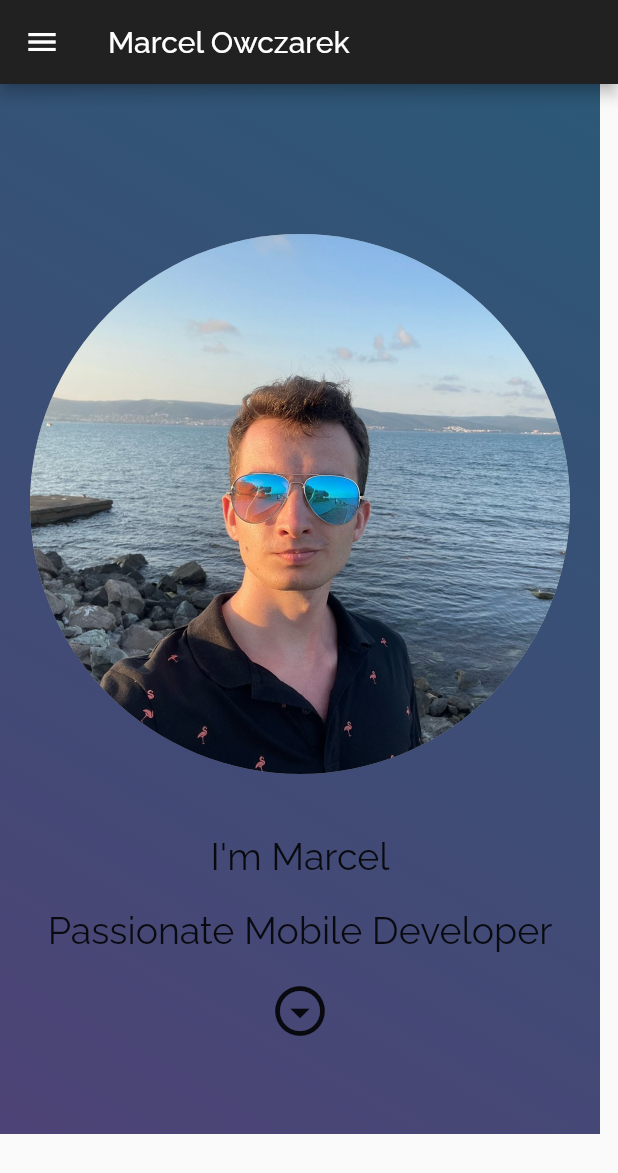
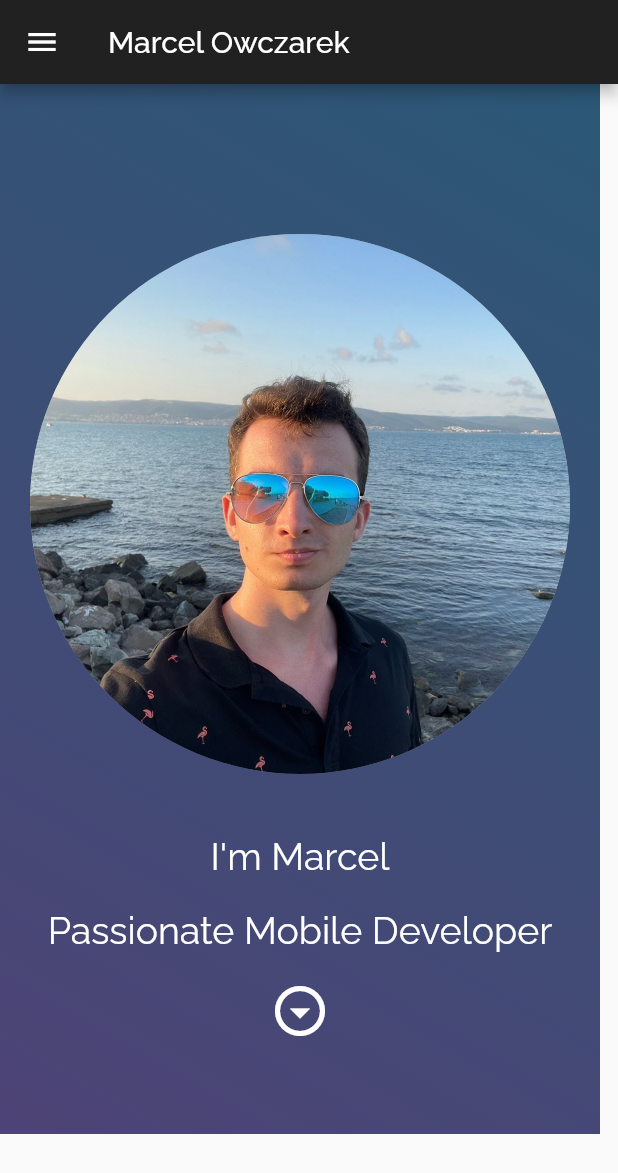
Before and after one commit to MarcelOwczarek/own_website, a Flutter app: the screen it shows after launch, on a phone screen of 412 x 824 dp. Shown: the top 1173 px of the screen. Run offline on Flutter 3.47's test engine with Material 2 defaults, Android fonts, the phone set to English and light mode, and no system bars; our stand-ins replace google_fonts.

Commit message:
Change color of Texts and Icon

```diff
--- a/lib/main.dart
+++ b/lib/main.dart
@@ -53,17 +53,20 @@ class MyApp extends StatelessWidget {
                   const SizedBox(height: 40),
                   Text(
                     "I'm Marcel",
-                    style: GoogleFonts.raleway(fontSize: 25),
+                    style:
+                        GoogleFonts.raleway(fontSize: 25, color: Colors.white),
                   ),
                   const SizedBox(height: 20),
                   Text(
                     'Passionate Mobile Developer',
-                    style: GoogleFonts.raleway(fontSize: 25),
+                    style:
+                        GoogleFonts.raleway(fontSize: 25, color: Colors.white),
                   ),
                   const SizedBox(height: 20),
                   const Icon(
                     Icons.arrow_drop_down_circle_outlined,
                     size: 40,
+                    color: Colors.white,
                   )
                 ],
               )
```
